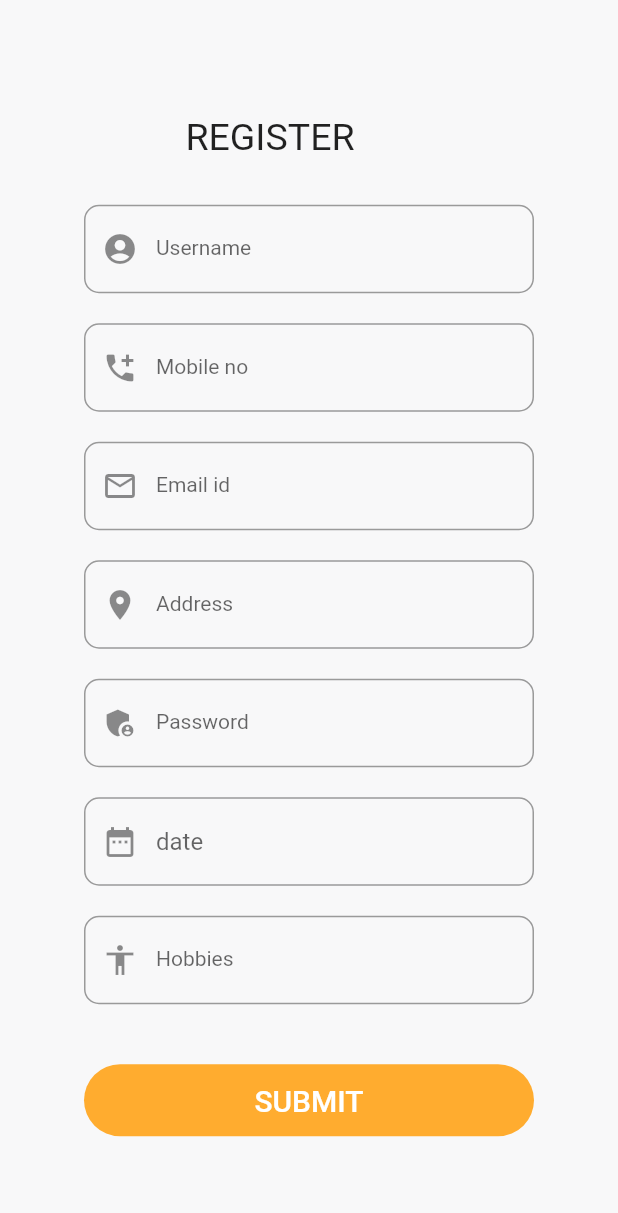
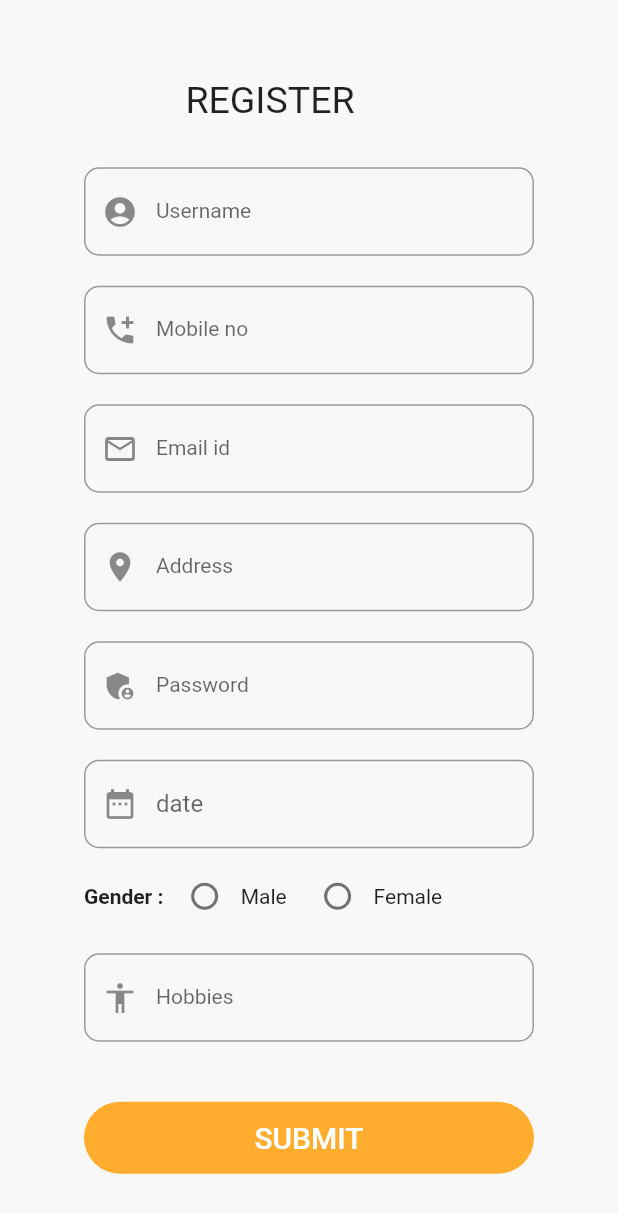
Before and after one commit to smitkachhadiya/myrestaurant, a Flutter app: the register screen opened directly, on a phone screen of 412 x 824 dp. Shown: the top 1213 px of the screen. Run offline on Flutter 3.47's test engine with Material 2 defaults, Android fonts, the light colour scheme and no system bars; our stand-ins replace animated_splash_screen, firebase_core, firebase_database, loading_animation_widget; missing offline and left inert: flutter_image_slider; accounts and stored records are empty.

Commit message:
committed successfully 1

```diff
--- a/lib/register.dart
+++ b/lib/register.dart
@@ -17,6 +17,7 @@ class _registerState extends State<register> {
   List<Map>  userdata = [];
   FirebaseDatabase database = FirebaseDatabase.instance;
   String selectedKey = ' ';
+  String gender = '';
 
   void _registeration(){
     String? key = database.ref("user").push().key;
@@ -146,7 +147,25 @@ class _registerState extends State<register> {
                           hintText: 'date',
                           prefixIcon: Icon(Icons.date_range)),
                     ),
-                    Padding(padding: const EdgeInsets.all(10)),
+                    Padding(padding: const EdgeInsets.all(4)),
+                    Row(
+                      mainAxisAlignment: MainAxisAlignment.start,
+                      children: [
+                        Text("Gender : ",style: TextStyle(fontWeight: FontWeight.bold,),),
+                        Radio(value: "Male", groupValue: gender, onChanged: (val){
+                          setState(() {
+                            gender = val.toString();
+                          });
+                        }),Text("Male"),
+                        SizedBox(width: 10,),
+                        Radio(value: "Female", groupValue: gender, onChanged: (val){
+                          setState(() {
+                            gender = val.toString();
+                          });
+                        }),Text("Female"),
+                      ],
+                    ),
+                    Padding(padding: const EdgeInsets.only(bottom: 10,top: 4)),
                     TextField(
                       decoration: InputDecoration(
                         contentPadding: EdgeInsets.all(20),
```
